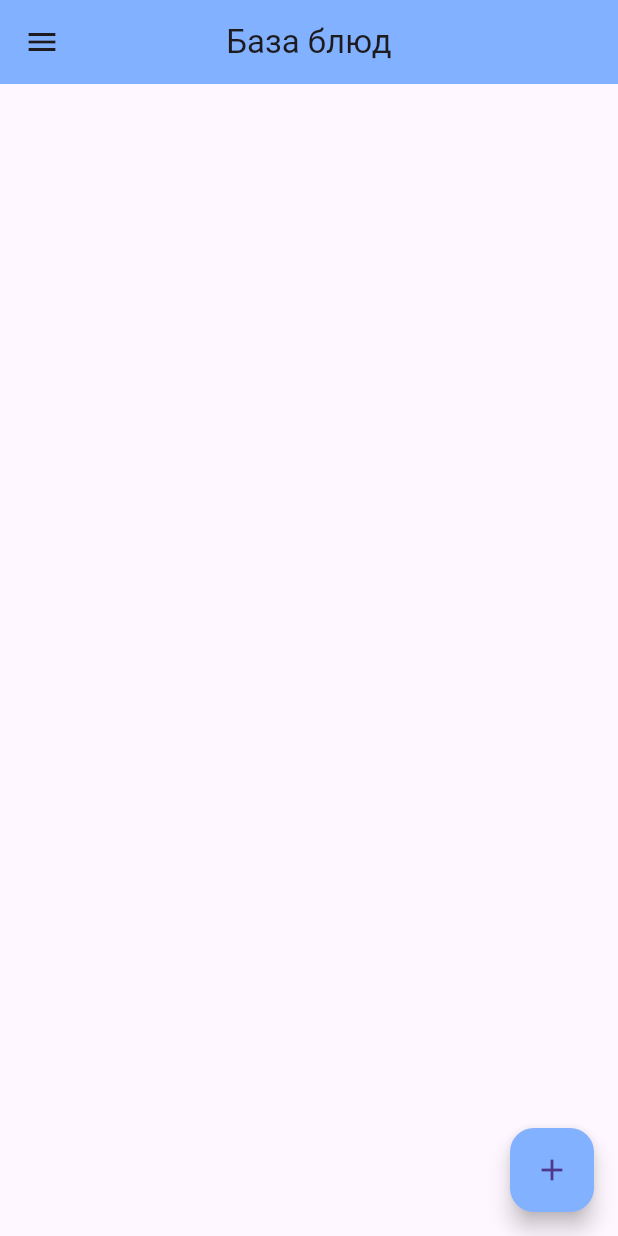
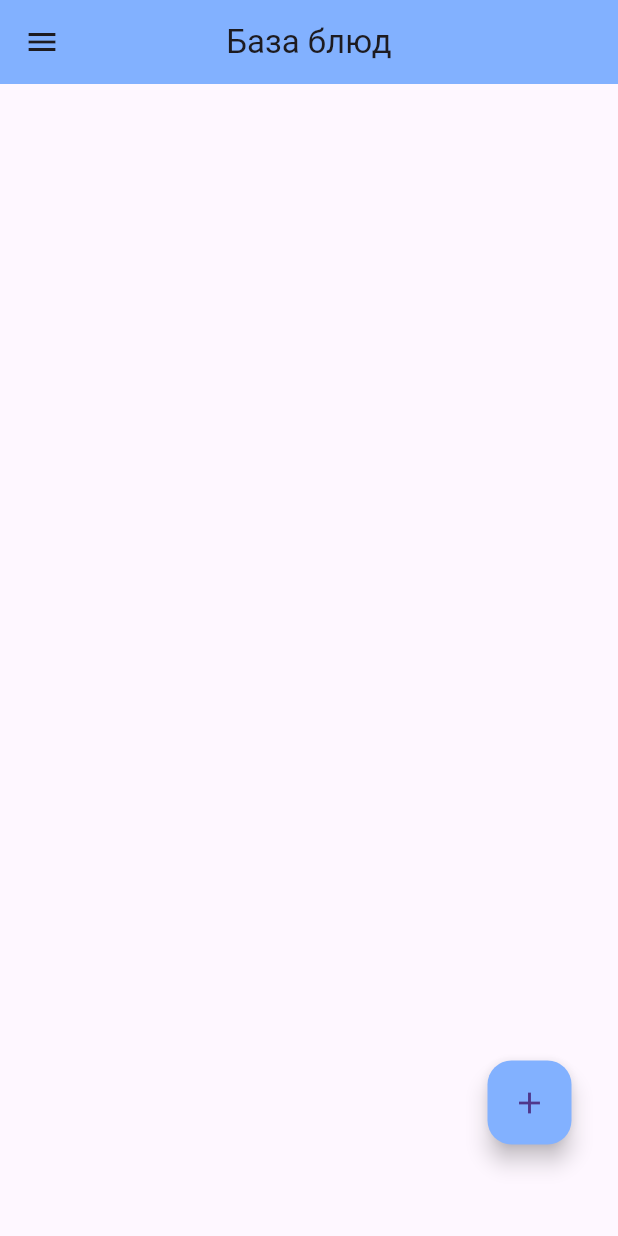
Before and after one commit to pikaparson/bread_units_beta, a Flutter app: the DishBaseClass screen opened by its route, on a phone screen of 412 x 824 dp. Run offline on Flutter 3.47's test engine with Material 3 defaults, Android fonts, the phone set to English and light mode, and no system bars; our stand-ins replace flutter_calendar_carousel, sqflite; missing offline and left inert: dart:ffi; accounts and stored records are empty.

Commit message:
Kachaeva/new widget size (#8)
* Исправлены размеры и местоположение некоторых виджетов

* Удалена вкладка "История" из базы продуктов

---------

Co-authored-by: Dani <86612361+isaacparson@users.noreply.github.com>

```diff
--- a/lib/DataBase/data_base.dart
+++ b/lib/DataBase/data_base.dart
@@ -5,6 +5,7 @@ import 'package:bread_units_beta/DataBase/pre_fill_products.dart';
 import 'package:flutter/cupertino.dart';
 import 'package:sqflite/sqflite.dart';
 import 'package:path_provider/path_provider.dart';
+import 'pre_fill_products.dart';
 
 class SQLhelper {
   static Database? _database;
@@ -20,8 +21,7 @@ class SQLhelper {
   Future<Database?> db() async {
     final Directory dir = await getApplicationDocumentsDirectory(); //path_provider.dart
     final String path = '${dir.path}/db.sqlite';
-    return await openDatabase(
-        path, version: 1, onCreate: (Database database, int version) async {
+    return await openDatabase(path, version: 1, onCreate: (Database database, int version) async {
       await database.execute("""CREATE TABLE products(
         id INTEGER PRIMARY KEY AUTOINCREMENT NOT NULL,
         name TEXT NOT NULL,
--- a/lib/MainPages/about_app_class.dart
+++ b/lib/MainPages/about_app_class.dart
@@ -37,7 +37,7 @@ class _AboutAppClassState extends State<AboutAppClass> {
   }
 
   String _aboutAppText() {
-    return 'Приложение разработано командой ГПО.\n\nАвторы идеи: Качаева С.А., Глотов Д.Д.\n\nРазработчики: Качаева С.А., Глотов Д.Д.';
+    return 'Приложение разработано командой ГПО.\n\nАвторы идеи: Качаева С.А., Глотов Д.Д.\n\nРазработчики: Качаева С.А., Глотов Д.Д., Дей Д.В.';
   }
 
   Drawer _aboutAppDrawer() {
--- a/lib/MainPages/dish_base_page.dart
+++ b/lib/MainPages/dish_base_page.dart
@@ -72,15 +72,24 @@ class _DishBaseClassState extends State<DishBaseClass> {
     );
   }
 
-  FloatingActionButton _dishBaseFloatingActionButton() {
-    return FloatingActionButton(
+ Widget _dishBaseFloatingActionButton() {
+    return Stack(
+      children: <Widget>[
+        // Другие виджеты вашего интерфейса
+        Positioned(
+          right: 15, // Установите отступ от правого края
+          bottom: 45, // Установите отступ от нижнего края
+          child: FloatingActionButton(
             onPressed: () {
               setState(() {
                 _showForm(null);
               });
             },
-      child: Icon(Icons.add),
             backgroundColor: Colors.blueAccent[100],
+            child: const Icon(Icons.add),
+          ),
+        ),
+      ],
     );
   }
 
--- a/lib/MainPages/main_page.dart
+++ b/lib/MainPages/main_page.dart
@@ -475,8 +475,8 @@ class _MainPageClassState extends State<MainPageClass> {
         builder: (_) => Container(
              padding: EdgeInsets.only(
                top: 25,
-               left: 75,
-               right: 75,
+               left: 110,
+               right: 110,
                bottom: 200
              ),
             child: Column(
```
Also changed, not shown: lib/MainPages/product_base_page.dart (+37 -39 lines), pubspec.lock. Lines whose indentation alone changed are shown as unchanged.
